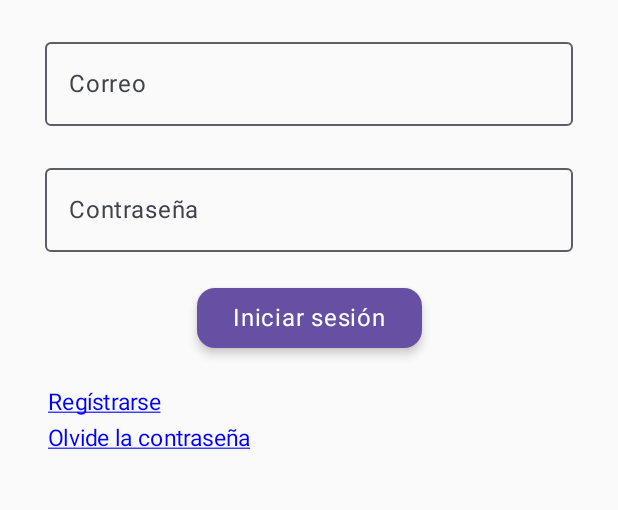
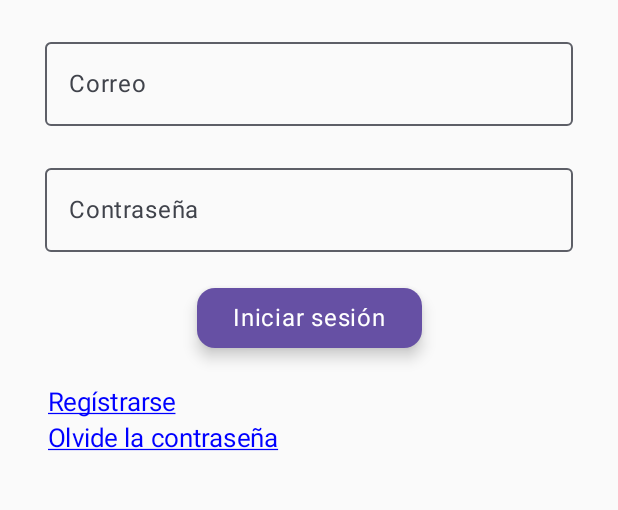
Before and after one commit to KASHlMA/Demo-Gestor-de-Tareas, an Android app built with Jetpack Compose: the screen it shows after launch (MainActivity), on a phone screen of 412 x 824 dp, the part 576-1086 px from its top. Run offline under Robolectric (Android 15) with nearby library versions, the phone set to English and light mode, and no system bars.

Commit message:
Se cambio el tamaño del link y se agrando el defaultElevation

```diff
--- a/app/src/main/java/mx/edu/utez/calculadoramvvm/ui/components/buttons/PrimaryButton.kt
+++ b/app/src/main/java/mx/edu/utez/calculadoramvvm/ui/components/buttons/PrimaryButton.kt
@@ -13,7 +13,7 @@ fun PrimaryButton(
         onClick = onClick,
         modifier = Modifier,
         shape = MaterialTheme.shapes.medium,
-        elevation = ButtonDefaults.buttonElevation(4.dp),
+        elevation = ButtonDefaults.buttonElevation(6.dp),
         colors = ButtonDefaults.buttonColors(
             containerColor = Color(0xFF6650a4)
         )
--- a/app/src/main/java/mx/edu/utez/calculadoramvvm/ui/components/texts/Link.kt
+++ b/app/src/main/java/mx/edu/utez/calculadoramvvm/ui/components/texts/Link.kt
@@ -15,7 +15,7 @@ import androidx.compose.ui.unit.sp
 @Composable
 fun Link(
     text: String,
-    fontSize: Int = 15,
+    fontSize: Int = 17,
     color: Color = Color.Blue,
     textAlign: TextAlign = TextAlign.Start,
     modifier: Modifier = Modifier,
```
